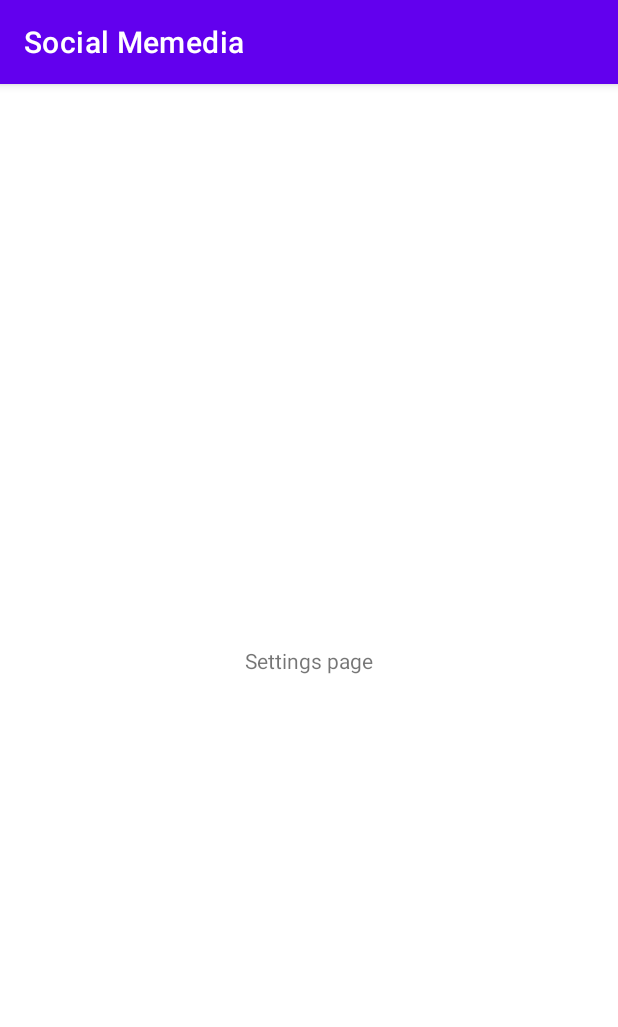
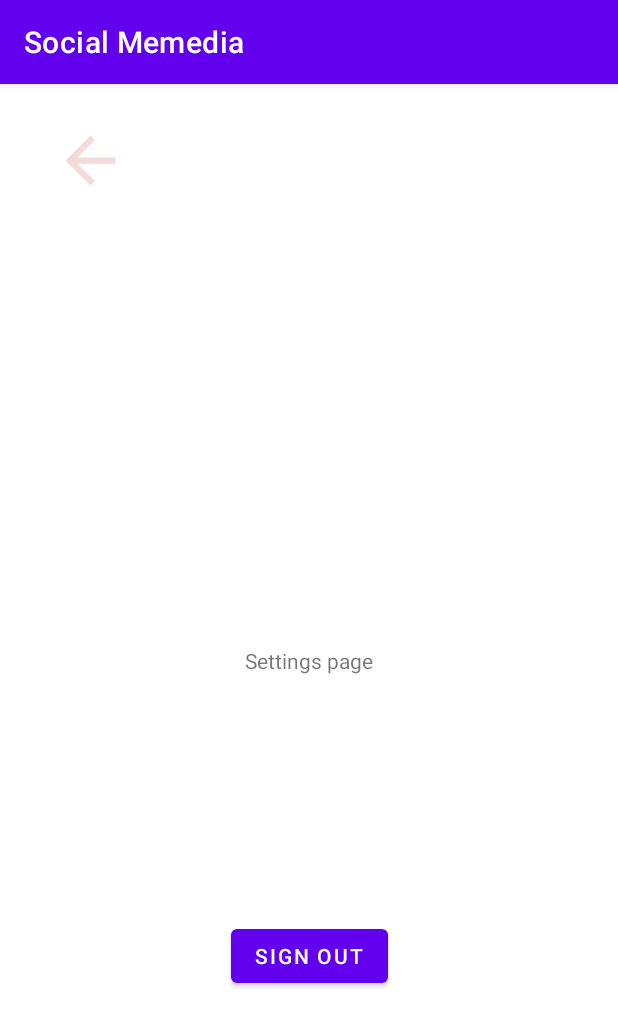
Before and after one commit to YutingShang/SocialMemedia, an Android app: the SettingsActivity screen opened directly, with no data from a screen before it, on a phone screen of 412 x 824 dp. Shown: the top 1027 px of the screen. Run offline under Robolectric (Android 15) with nearby library versions, the phone set to English and light mode, and no system bars.

Commit message:
Settings page and Icon ImageButtons Social Memedia V 1.0

```diff
--- a/app/src/main/java/com/example/socialmemedia/ChatActivity.java
+++ b/app/src/main/java/com/example/socialmemedia/ChatActivity.java
@@ -5,18 +5,18 @@ import androidx.appcompat.app.AppCompatActivity;
 import android.content.Intent;
 import android.os.Bundle;
 import android.view.View;
-import android.widget.Button;
+import android.widget.ImageButton;
 
 public class ChatActivity extends AppCompatActivity {
 
-    Button backButton;
+    ImageButton backButton;
 
     @Override
     protected void onCreate(Bundle savedInstanceState) {
         super.onCreate(savedInstanceState);
         setContentView(R.layout.activity_chat);
 
-        backButton= findViewById(R.id.backbuttonChat);
+        backButton= findViewById(R.id.backButton);
 
         backButton.setOnClickListener(new View.OnClickListener() {
             @Override
--- a/app/src/main/java/com/example/socialmemedia/SettingsActivity.java
+++ b/app/src/main/java/com/example/socialmemedia/SettingsActivity.java
@@ -2,13 +2,38 @@ package com.example.socialmemedia;
 
 import androidx.appcompat.app.AppCompatActivity;
 
+import android.content.Intent;
 import android.os.Bundle;
+import android.view.View;
+import android.widget.Button;
+import android.widget.ImageButton;
 
 public class SettingsActivity extends AppCompatActivity {
+
+    ImageButton backButton;
+    Button signOut;
 
     @Override
     protected void onCreate(Bundle savedInstanceState) {
         super.onCreate(savedInstanceState);
         setContentView(R.layout.activity_settings);
+
+        backButton = findViewById(R.id.backButton);
+        backButton.setOnClickListener(new View.OnClickListener() {
+            @Override
+            public void onClick(View v) {
+                Intent intent = new Intent(SettingsActivity.this, ContactListActivity.class);
+                startActivity(intent);
+            }
+        });
+
+        signOut = findViewById(R.id.signOutButton);
+        signOut.setOnClickListener(new View.OnClickListener() {
+            @Override
+            public void onClick(View v) {
+                Intent intent = new Intent(SettingsActivity.this, SignUpActivity.class);
+                startActivity(intent);
+            }
+        });
     }
 }
--- a/app/src/main/java/com/example/socialmemedia/SignUpActivity.java
+++ b/app/src/main/java/com/example/socialmemedia/SignUpActivity.java
@@ -16,7 +16,7 @@ public class SignUpActivity extends AppCompatActivity {
         super.onCreate(savedInstanceState);
         setContentView(R.layout.activity_signup);
 
-        signUp = findViewById(R.id.signUpbutton);
+        signUp = findViewById(R.id.signUpButton);
 
         signUp.setOnClickListener(new View.OnClickListener() {
             @Override
--- /dev/null
+++ b/app/src/main/res/drawable/ic_baseline_arrow_back_24.xml
@@ -0,0 +1,5 @@
+<vector android:height="50dp" android:tint="?attr/colorControlNormal"
+    android:viewportHeight="24" android:viewportWidth="24"
+    android:width="50dp" xmlns:android="http://schemas.android.com/apk/res/android">
+    <path android:fillColor="@android:color/white" android:pathData="M20,11H7.83l5.59,-5.59L12,4l-8,8 8,8 1.41,-1.41L7.83,13H20v-2z"/>
+</vector>
--- /dev/null
+++ b/app/src/main/res/drawable/ic_baseline_settings_24.xml
@@ -0,0 +1,5 @@
+<vector android:height="50dp" android:tint="?attr/colorControlNormal"
+    android:viewportHeight="24" android:viewportWidth="24"
+    android:width="50dp" xmlns:android="http://schemas.android.com/apk/res/android">
+    <path android:fillColor="@android:color/white" android:pathData="M19.14,12.94c0.04,-0.3 0.06,-0.61 0.06,-0.94c0,-0.32 -0.02,-0.64 -0.07,-0.94l2.03,-1.58c0.18,-0.14 0.23,-0.41 0.12,-0.61l-1.92,-3.32c-0.12,-0.22 -0.37,-0.29 -0.59,-0.22l-2.39,0.96c-0.5,-0.38 -1.03,-0.7 -1.62,-0.94L14.4,2.81c-0.04,-0.24 -0.24,-0.41 -0.48,-0.41h-3.84c-0.24,0 -0.43,0.17 -0.47,0.41L9.25,5.35C8.66,5.59 8.12,5.92 7.63,6.29L5.24,5.33c-0.22,-0.08 -0.47,0 -0.59,0.22L2.74,8.87C2.62,9.08 2.66,9.34 2.86,9.48l2.03,1.58C4.84,11.36 4.8,11.69 4.8,12s0.02,0.64 0.07,0.94l-2.03,1.58c-0.18,0.14 -0.23,0.41 -0.12,0.61l1.92,3.32c0.12,0.22 0.37,0.29 0.59,0.22l2.39,-0.96c0.5,0.38 1.03,0.7 1.62,0.94l0.36,2.54c0.05,0.24 0.24,0.41 0.48,0.41h3.84c0.24,0 0.44,-0.17 0.47,-0.41l0.36,-2.54c0.59,-0.24 1.13,-0.56 1.62,-0.94l2.39,0.96c0.22,0.08 0.47,0 0.59,-0.22l1.92,-3.32c0.12,-0.22 0.07,-0.47 -0.12,-0.61L19.14,12.94zM12,15.6c-1.98,0 -3.6,-1.62 -3.6,-3.6s1.62,-3.6 3.6,-3.6s3.6,1.62 3.6,3.6S13.98,15.6 12,15.6z"/>
+</vector>
--- a/app/src/main/res/layout/activity_settings.xml
+++ b/app/src/main/res/layout/activity_settings.xml
@@ -16,5 +16,27 @@
         app:layout_constraintRight_toRightOf="parent"
         app:layout_constraintTop_toTopOf="parent" />
 
+    <ImageButton
+        android:id="@+id/backButton"
+        android:layout_width="wrap_content"
+        android:layout_height="wrap_content"
+        android:layout_marginStart="16dp"
+        android:layout_marginTop="16dp"
+        android:src="@drawable/ic_baseline_arrow_back_24"
+        app:tint="@color/fresco_pink"
+        app:layout_constraintStart_toStartOf="parent"
+        app:layout_constraintTop_toTopOf="parent"
+        style="?android:borderlessButtonStyle" />
+
+    <Button
+        android:layout_width="wrap_content"
+        android:layout_height="wrap_content"
+        android:id="@+id/signOutButton"
+        android:text="Sign Out"
+        app:layout_constraintBottom_toBottomOf="parent"
+        app:layout_constraintLeft_toLeftOf="parent"
+        app:layout_constraintRight_toRightOf="parent"
+        app:layout_constraintTop_toBottomOf="@+id/settingstext"/>
+
 
 </androidx.constraintlayout.widget.ConstraintLayout>
--- a/app/src/main/res/layout/activity_signup.xml
+++ b/app/src/main/res/layout/activity_signup.xml
@@ -19,7 +19,7 @@
     <Button
         android:layout_width="wrap_content"
         android:layout_height="wrap_content"
-        android:id="@+id/signUpbutton"
+        android:id="@+id/signUpButton"
         android:text="Sign Up"
         app:layout_constraintBottom_toBottomOf="parent"
         app:layout_constraintLeft_toLeftOf="parent"
--- a/app/src/main/res/values/colors.xml
+++ b/app/src/main/res/values/colors.xml
@@ -7,4 +7,6 @@
     <color name="teal_700">#FF018786</color>
     <color name="black">#FF000000</color>
     <color name="white">#FFFFFFFF</color>
+    <color name="fresco_blue">#034C67</color>
+    <color name="fresco_pink">#F4DBD9</color>
 </resources>
```
Also changed, not shown: app/src/main/java/com/example/socialmemedia/ContactListActivity.java (+15 -0 lines), app/src/main/res/layout/activity_chat.xml (+6 -4 lines), app/src/main/res/layout/activity_contact_list.xml (+12 -0 lines).
